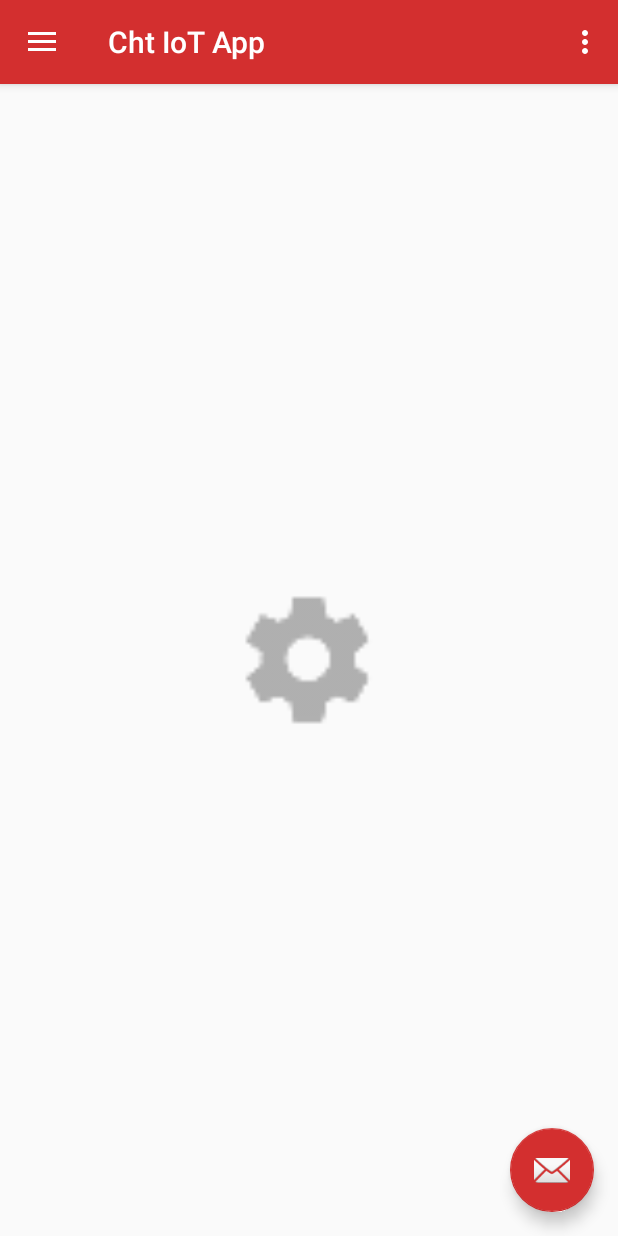
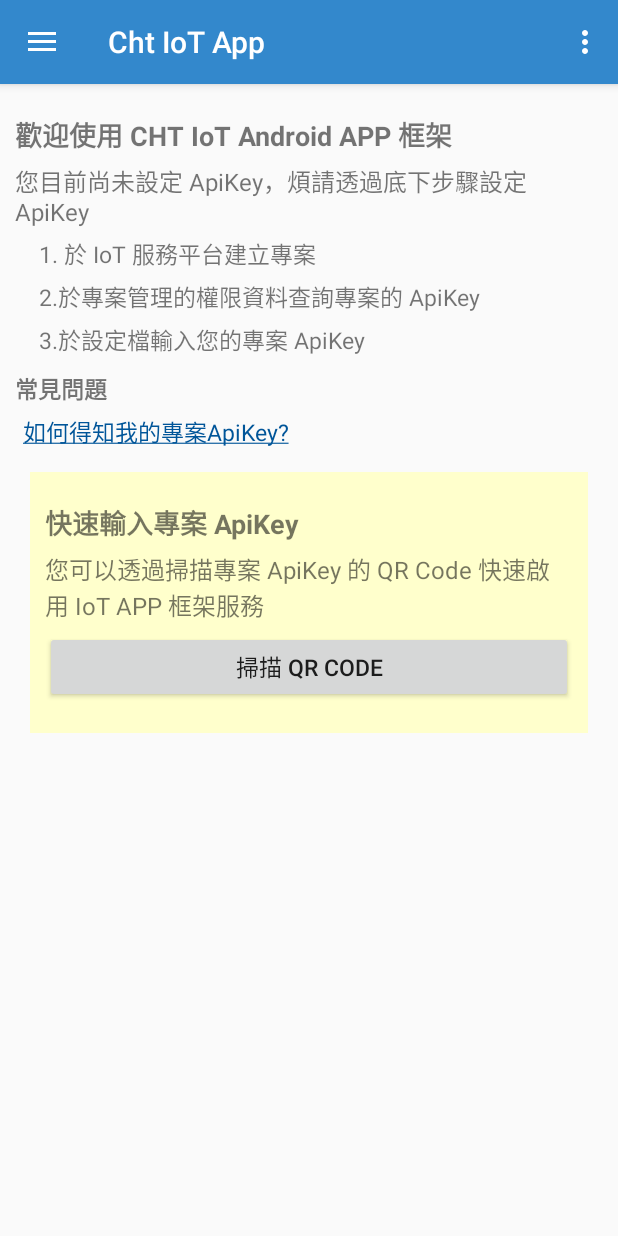
Before and after one commit to yuzheng/android-iot-app, an Android app: the screen it shows after launch (MainActivity), on a phone screen of 412 x 824 dp. Run offline under Robolectric (Android 15) with nearby library versions, the phone set to English and light mode, and no system bars; pictures from the network do not load; 2 statements that could not run were skipped.

Commit message:
Add Setting (QR Code)

```diff
--- a/app/build.gradle
+++ b/app/build.gradle
@@ -28,6 +28,9 @@ dependencies {
     compile 'com.android.support:appcompat-v7:24.0.0-beta1'
     compile 'com.android.support:design:24.0.0-beta1'
     compile 'com.android.support:support-v4:24.0.0-beta1'
+
+    compile 'me.dm7.barcodescanner:zbar:1.9'
+
     testCompile 'junit:junit:4.12'
 
     // Glide image library
--- a/app/src/main/AndroidManifest.xml
+++ b/app/src/main/AndroidManifest.xml
@@ -3,6 +3,7 @@
     package="com.cht.iot.chtiotapp">
 
     <uses-permission android:name="android.permission.INTERNET" />
+    <uses-permission android:name="android.permission.CAMERA"/>
 
     <application
         android:allowBackup="true"
@@ -26,6 +27,9 @@
         <activity
             android:name=".activity.PrivacyPolicyActivity"
             android:label="@string/activity_title_privacy_policy" />
+        <activity
+            android:name=".activity.BarcodeScanner"
+            android:label="@string/app_name" />
     </application>
 
 </manifest>
--- a/app/src/main/java/com/cht/iot/chtiotapp/activity/MainActivity.java
+++ b/app/src/main/java/com/cht/iot/chtiotapp/activity/MainActivity.java
@@ -38,7 +38,7 @@ public class MainActivity extends AppCompatActivity {
     private ImageView imgNavHeaderBg, imgProfile;
     private TextView txtName, txtWebsite;
     private Toolbar toolbar;
-    private FloatingActionButton fab;
+    //private FloatingActionButton fab;
 
     // urls to load navigation header background image
     // and profile image
@@ -75,7 +75,7 @@ public class MainActivity extends AppCompatActivity {
 
         drawer = (DrawerLayout) findViewById(R.id.drawer_layout);
         navigationView = (NavigationView) findViewById(R.id.nav_view);
-        fab = (FloatingActionButton) findViewById(R.id.fab);
+        //fab = (FloatingActionButton) findViewById(R.id.fab);
 
         // Navigation view header
         navHeader = navigationView.getHeaderView(0);
@@ -87,6 +87,7 @@ public class MainActivity extends AppCompatActivity {
         // load toolbar titles from string resources
         activityTitles = getResources().getStringArray(R.array.nav_item_activity_titles);
 
+        /*
         fab.setOnClickListener(new View.OnClickListener() {
             @Override
             public void onClick(View view) {
@@ -94,6 +95,7 @@ public class MainActivity extends AppCompatActivity {
                         .setAction("Action", null).show();
             }
         });
+        */
 
         // load nav menu header data
         loadNavHeader();
@@ -153,7 +155,7 @@ public class MainActivity extends AppCompatActivity {
             drawer.closeDrawers();
 
             // show or hide the fab button
-            toggleFab();
+            //toggleFab();
             return;
         }
 
@@ -180,7 +182,7 @@ public class MainActivity extends AppCompatActivity {
         }
 
         // show or hide the fab button
-        toggleFab();
+        //toggleFab();
 
         //Closing drawer on item click
         drawer.closeDrawers();
@@ -361,6 +363,7 @@ public class MainActivity extends AppCompatActivity {
         return super.onOptionsItemSelected(item);
     }
 
+    /*
     // show or hide the fab
     private void toggleFab() {
         if (navItemIndex == 0)
@@ -368,4 +371,5 @@ public class MainActivity extends AppCompatActivity {
         else
             fab.hide();
     }
+    */
 }
--- a/app/src/main/java/com/cht/iot/chtiotapp/fragment/SettingsFragment.java
+++ b/app/src/main/java/com/cht/iot/chtiotapp/fragment/SettingsFragment.java
@@ -1,14 +1,21 @@
 package com.cht.iot.chtiotapp.fragment;
 
 import android.content.Context;
+import android.content.Intent;
 import android.net.Uri;
 import android.os.Bundle;
 import android.support.v4.app.Fragment;
+import android.text.method.LinkMovementMethod;
+import android.text.util.Linkify;
+import android.util.Log;
 import android.view.LayoutInflater;
 import android.view.View;
 import android.view.ViewGroup;
+import android.widget.Button;
+import android.widget.TextView;
 
 import com.cht.iot.chtiotapp.R;
+import com.cht.iot.chtiotapp.activity.BarcodeScanner;
 
 /**
  * A simple {@link Fragment} subclass.
@@ -27,6 +34,9 @@ public class SettingsFragment extends Fragment {
     // TODO: Rename and change types of parameters
     private String mParam1;
     private String mParam2;
+
+    private TextView linkView;
+    private Button scannerButton;
 
     private OnFragmentInteractionListener mListener;
 
@@ -59,6 +69,8 @@ public class SettingsFragment extends Fragment {
             mParam1 = getArguments().getString(ARG_PARAM1);
             mParam2 = getArguments().getString(ARG_PARAM2);
         }
+
+
     }
 
     @Override
@@ -66,6 +78,26 @@ public class SettingsFragment extends Fragment {
                              Bundle savedInstanceState) {
         // Inflate the layout for this fragment
         return inflater.inflate(R.layout.fragment_settings, container, false);
+    }
+
+    @Override
+    public void onStart() {
+        super.onStart();
+
+        // add link : how to know apikey
+        linkView = (TextView) getView().findViewById(R.id.link);
+        linkView.setMovementMethod(LinkMovementMethod.getInstance());
+
+        scannerButton = (Button) getView().findViewById(R.id.scannerButton);
+
+        scannerButton.setOnClickListener(new View.OnClickListener() {
+            @Override
+            public void onClick(View v) {
+
+                Intent intent = new Intent(v.getContext(), BarcodeScanner.class);
+                startActivity(intent);
+            }
+        });
     }
 
     // TODO: Rename method, update argument and hook method into UI event
--- a/app/src/main/res/layout/app_bar_main.xml
+++ b/app/src/main/res/layout/app_bar_main.xml
@@ -27,6 +27,7 @@
         android:layout_height="match_parent"
         app:layout_behavior="@string/appbar_scrolling_view_behavior"></FrameLayout>
 
+    <!--
     <android.support.design.widget.FloatingActionButton
         android:id="@+id/fab"
         android:layout_width="wrap_content"
@@ -35,5 +36,6 @@
         android:layout_margin="@dimen/fab_margin"
         app:backgroundTint="@color/colorPrimary"
         app:srcCompat="@android:drawable/ic_dialog_email" />
+    -->
 
 </android.support.design.widget.CoordinatorLayout>
--- a/app/src/main/res/layout/fragment_settings.xml
+++ b/app/src/main/res/layout/fragment_settings.xml
@@ -4,14 +4,102 @@
     android:layout_height="match_parent"
     tools:context="com.cht.iot.chtiotapp.fragment.SettingsFragment">
 
+    <LinearLayout
+        android:orientation="vertical"
+        android:layout_width="match_parent"
+        android:layout_height="match_parent"
+        android:paddingTop="10dp"
+        android:paddingLeft="10dp"
+        android:paddingRight="10dp">
+
+        <TextView
+            android:text="歡迎使用 CHT IoT Android APP 框架"
+            android:layout_width="match_parent"
+            android:layout_height="wrap_content"
+            android:id="@+id/textView"
+            android:textSize="18sp"
+            android:textStyle="normal|bold"
+            android:layout_marginTop="10dp"
+            android:layout_marginBottom="5dp" />
+
+        <TextView
+            android:text="您目前尚未設定 ApiKey，煩請透過底下步驟設定 ApiKey"
+            android:layout_width="match_parent"
+            android:layout_height="wrap_content"
+            android:id="@+id/textView2"
+            android:textSize="16sp"
+            android:layout_marginBottom="5dp" />
+
+        <TextView
+            android:text="1. 於 IoT 服務平台建立專案 \n2.於專案管理的權限資料查詢專案的 ApiKey \n3.於設定檔輸入您的專案 ApiKey"
+            android:layout_width="match_parent"
+            android:layout_height="wrap_content"
+            android:id="@+id/textView4"
+            android:paddingLeft="16dp"
+            android:textSize="15sp"
+            android:lineSpacingExtra="6sp" />
+
+        <TextView
+            android:text="常見問題"
+            android:layout_width="match_parent"
+            android:layout_height="wrap_content"
+            android:id="@+id/textView5"
+            android:layout_marginTop="10dp"
+            android:textSize="15sp"
+            android:textStyle="normal|bold" />
+
+        <TextView
+            android:text="@string/link"
+            android:layout_width="match_parent"
+            android:layout_height="wrap_content"
+            android:id="@+id/link"
+            android:textColorLink="?attr/actionModeSplitBackground"
+            android:textSize="15sp"
+            android:layout_marginTop="5dp"
+            android:layout_marginLeft="5dp"/>
+
+        <LinearLayout
+            android:orientation="vertical"
+            android:layout_width="match_parent"
+            android:layout_height="wrap_content"
+            android:layout_marginTop="16dp"
+            android:layout_marginLeft="10dp"
+            android:layout_marginRight="10dp"
+            android:layout_marginBottom="10dp"
+            android:background="#ffFFFFCC"
+            android:paddingTop="10dp"
+            android:paddingLeft="10dp"
+            android:paddingRight="10dp"
+            android:paddingBottom="10dp">
+
+            <TextView
+                android:text="快速輸入專案 ApiKey"
+                android:layout_width="match_parent"
+                android:layout_height="wrap_content"
+                android:id="@+id/textView7"
+                android:textSize="18sp"
+                android:textStyle="normal|bold"
+                android:layout_marginTop="10dp"
+                android:layout_marginBottom="5dp" />
+
+            <TextView
+                android:text="您可以透過掃描專案 ApiKey 的 QR Code 快速啟用 IoT APP 框架服務"
+                android:layout_width="match_parent"
+                android:layout_height="wrap_content"
+                android:id="@+id/textView8"
+                android:textSize="16sp"
+                android:layout_marginBottom="5dp" />
+
+            <Button
+                android:text="掃描 QR Code"
+                android:layout_width="match_parent"
+                android:layout_height="wrap_content"
+                android:id="@+id/scannerButton"
+                android:layout_marginBottom="10dp"
+                android:padding="5dp"
+                android:textSize="15sp" />
+        </LinearLayout>
+    </LinearLayout>
 
 
-
-    <ImageView
-        android:layout_width="100dp"
-        android:layout_height="100dp"
-        android:layout_gravity="center"
-        android:alpha="0.3"
-        android:src="@drawable/ic_settings_black_24dp" />
-
 </FrameLayout>
--- a/app/src/main/res/values/colors.xml
+++ b/app/src/main/res/values/colors.xml
@@ -1,6 +1,6 @@
 <?xml version="1.0" encoding="utf-8"?>
 <resources>
-    <color name="colorPrimary">#d32f2f</color>
-    <color name="colorPrimaryDark">#c72c2c</color>
+    <color name="colorPrimary">#38c</color>
+    <color name="colorPrimaryDark">#059</color>
     <color name="colorAccent">#FFFFFF</color>
 </resources>
--- a/app/src/main/res/values/strings.xml
+++ b/app/src/main/res/values/strings.xml
@@ -30,4 +30,7 @@
     <string name="action_mark_all_read">Mark All as Read</string>
     <string name="about_us">About Us</string>
     <string name="privacy_policy">Privacy Policy</string>
+    <string name="scan_qrcode">Scan QR-Code</string>
+
+    <string name="link"><a href="https://iot.cht.com.tw/iot/doc/api">如何得知我的專案ApiKey?</a></string>
 </resources>
```
Also changed, not shown: app/src/main/java/com/cht/iot/chtiotapp/activity/BarcodeScanner.java (added, +177 -0 lines), app/src/main/java/com/cht/iot/chtiotapp/activity/CameraPreview.java (added, +97 -0 lines), app/src/main/res/layout/barcode_scanner.xml (added, +28 -0 lines).
